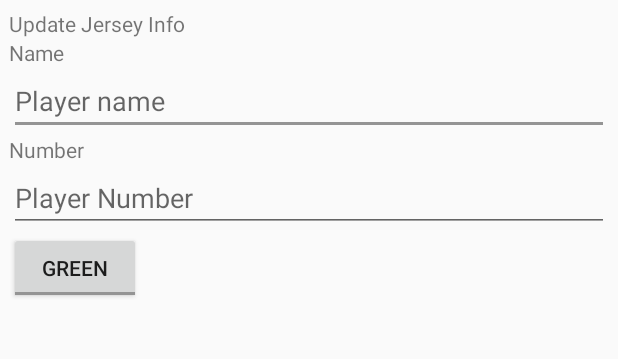
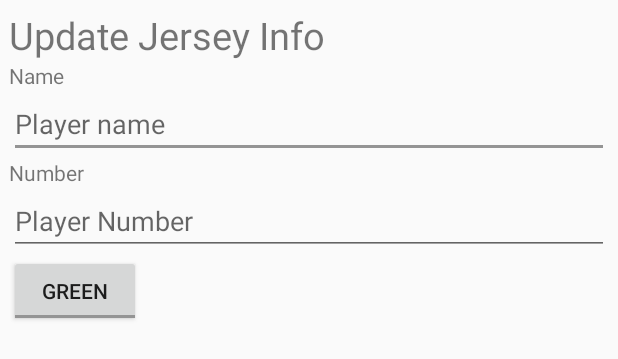
Before and after one commit to CS4084-8308055/Jersey, an Android app: the layout dialog_edit.xml on its own in the app's theme, with its tools: preview values and no code run, on a phone screen of 412 x 824 dp. Shown: the top 359 px of the screen. Run offline under Robolectric (Android 15) with nearby library versions, the phone set to English and light mode, and no system bars.

Commit message:
Reset and Settings added

```diff
--- a/Jersey/app/src/main/res/layout/dialog_edit.xml
+++ b/Jersey/app/src/main/res/layout/dialog_edit.xml
@@ -8,34 +8,35 @@
     <TextView
         android:layout_width="match_parent"
         android:layout_height="wrap_content"
-        android:text="Update Jersey Info" />
+        android:textSize="25sp"
+        android:text="@string/update_jersey_info" />
     <TextView
         android:layout_width="match_parent"
         android:layout_height="wrap_content"
-        android:text="Name" />
+        android:text="@string/name" />
     <EditText
         android:id="@+id/edit_name"
         android:layout_width="match_parent"
         android:layout_height="wrap_content"
-        android:hint="Player name"
+        android:hint="@string/player_name"
         android:inputType="textCapWords" />
     <TextView
         android:layout_width="match_parent"
         android:layout_height="wrap_content"
-        android:text="Number" />
+        android:text="@string/number" />
     <EditText
         android:id="@+id/edit_number"
         android:layout_width="match_parent"
         android:layout_height="wrap_content"
-        android:hint="Player Number"
+        android:hint="@string/player_number"
         android:inputType="number" />
     <ToggleButton
         android:id="@+id/color_button"
         android:layout_width="wrap_content"
         android:layout_height="wrap_content"
         android:checked="true"
-        android:textOff="Purple"
-        android:textOn="Green"
+        android:textOff="@string/purple"
+        android:textOn="@string/green"
         android:showText="true"/>
 
 
--- a/Jersey/app/src/main/res/menu/menu_main.xml
+++ b/Jersey/app/src/main/res/menu/menu_main.xml
@@ -7,4 +7,9 @@
         android:orderInCategory="100"
         android:title="@string/action_settings"
         app:showAsAction="never" />
+    <item
+        android:id="@+id/action_reset"
+        android:orderInCategory="100"
+        android:title="@string/reset"
+        app:showAsAction="ifRoom" />
 </menu>
--- a/Jersey/app/src/main/res/values/strings.xml
+++ b/Jersey/app/src/main/res/values/strings.xml
@@ -8,4 +8,11 @@
     <string name="home_default">true</string>
     <string name="name_format">%s</string>
     <string name="number_format">%d</string>
+    <string name="update_jersey_info">Update Jersey Info</string>
+    <string name="name">Name</string>
+    <string name="player_name">Player name</string>
+    <string name="number">Number</string>
+    <string name="player_number">Player Number</string>
+    <string name="purple">Purple</string>
+    <string name="green">Green</string>
 </resources>
```
Also changed, not shown: Jersey/app/src/main/java/ie/ul/davidbeck/jersey/MainActivity.java (+12 -8 lines), Jersey/app/src/main/res/menu/menu_context.xml (deleted, +0 -10 lines).
